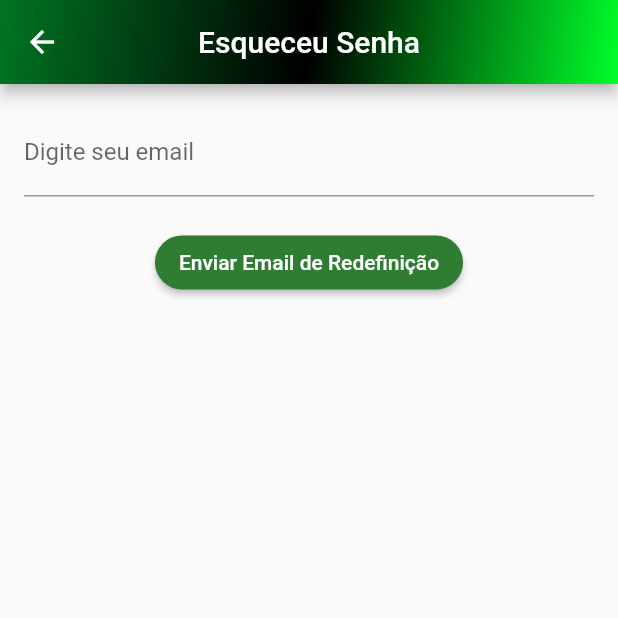
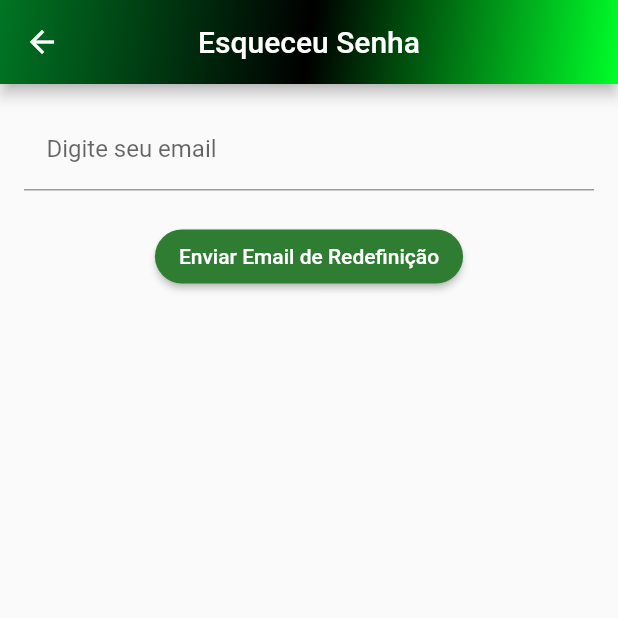
Before and after one commit to GFRrank/projeto_validad, a Flutter app: the EsqueceuSenhaView screen opened by its route, on a phone screen of 412 x 824 dp, the top half of it. Run offline on Flutter 3.47's test engine with Material 2 defaults, Android fonts, the phone set to English and light mode, and no system bars; our stand-ins replace cloud_firestore, device_preview, firebase_auth, firebase_core, firebase_database; missing offline and left inert: spreadsheet_decoder; accounts and stored records are empty.

Commit message:
esqueceusenha

```diff
--- a/lib/view/Login/EsqueceuSenha_view.dart
+++ b/lib/view/Login/EsqueceuSenha_view.dart
@@ -1,12 +1,12 @@
 import 'package:flutter/material.dart';
 import 'package:projeto_valid/view/Login/Login_view.dart';
 import 'package:projeto_valid/main.dart';
-
+import '../../controller/login_controller.dart';
 
 class EsqueceuSenhaView extends StatelessWidget {
   final TextEditingController _emailController = TextEditingController();
 
-  EsqueceuSenhaView({super.key});
+  EsqueceuSenhaView({Key? key}) : super(key: key);
 
   @override
   Widget build(BuildContext context) {
@@ -22,26 +22,37 @@ class EsqueceuSenhaView extends StatelessWidget {
           children: <Widget>[
             TextField(
               controller: _emailController,
-              decoration: const InputDecoration(labelText: 'Digite seu email'),
+              decoration: InputDecoration(
+                labelText: 'Digite seu email',
+                contentPadding: EdgeInsets.symmetric(vertical: 10.0, horizontal: 15.0),
+              ),
               keyboardType: TextInputType.emailAddress,
             ),
             const SizedBox(height: 20),
-
-            ElevatedButton(
-              style: ElevatedButton.styleFrom( backgroundColor: Colors.green[800],
-                    shape: RoundedRectangleBorder(borderRadius: BorderRadius.circular(50))),
-              onPressed: () {
-                // Lógica para enviar email de redefinição de senha
-                String email = _emailController.text;
-                // Implemente a lógica para enviar o email de redefinição de senha aqui
-                // Você pode chamar uma API ou fazer qualquer outra ação necessária
-                // após o usuário inserir seu email para redefinição de senha.
-              },
-              child: const Text('Enviar Email de Redefinição'),
-            ),
+            buildStyledButton(context),
           ],
         ),
       ),
     );
   }
+
+  Widget buildStyledButton(BuildContext context) {
+    return ElevatedButton(
+      style: ElevatedButton.styleFrom(
+        backgroundColor: Colors.green[800],
+        shape: RoundedRectangleBorder(borderRadius: BorderRadius.circular(50)),
+      ),
+      onPressed: () {
+        if (_emailController.text.isEmpty) {
+          ScaffoldMessenger.of(context).showSnackBar(
+            SnackBar(content: Text('Digite o email')),
+          );
+        } else {
+          LoginController().esqueceuSenha(context, _emailController.text);
+          Navigator.pushNamed(context, 'inicio');
+        }
+      },
+      child: const Text('Enviar Email de Redefinição'),
+    );
+  }
 }
--- a/lib/view/Sobre/Configurações_view.dart
+++ b/lib/view/Sobre/Configurações_view.dart
@@ -14,7 +14,7 @@ class Config extends StatefulWidget {
 class _ConfigState extends State<Config> {
   bool _notifications = true;
   String _language = 'Português';
-  String _theme = 'Claro'; // Adicionei esta linha
+  String _theme = 'Claro';
   bool _lotePressed = false;
 
   @override
@@ -67,7 +67,7 @@ class _ConfigState extends State<Config> {
           ListTile(
             title: Text('Tema do Aplicativo'),
             trailing: DropdownButton<String>(
-              value: _theme, // Alterei esta linha
+              value: _theme,
               items: <String>['Claro', 'Escuro']
                   .map<DropdownMenuItem<String>>((String value) {
                 return DropdownMenuItem<String>(
@@ -77,7 +77,7 @@ class _ConfigState extends State<Config> {
               }).toList(),
               onChanged: (String? newValue) {
                 setState(() {
-                  _theme = newValue!; // Adicionei esta linha
+                  _theme = newValue!;
                 });
               },
             ),
```
